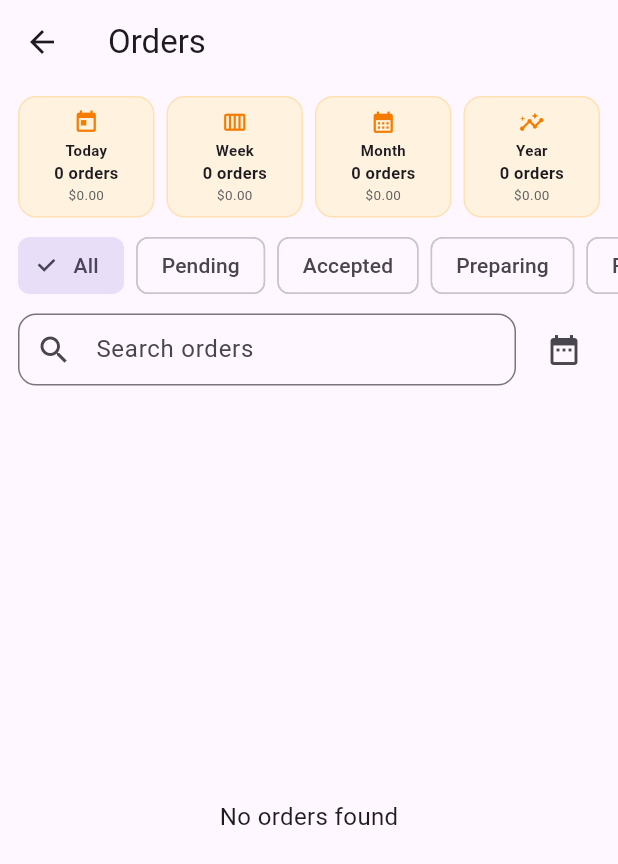
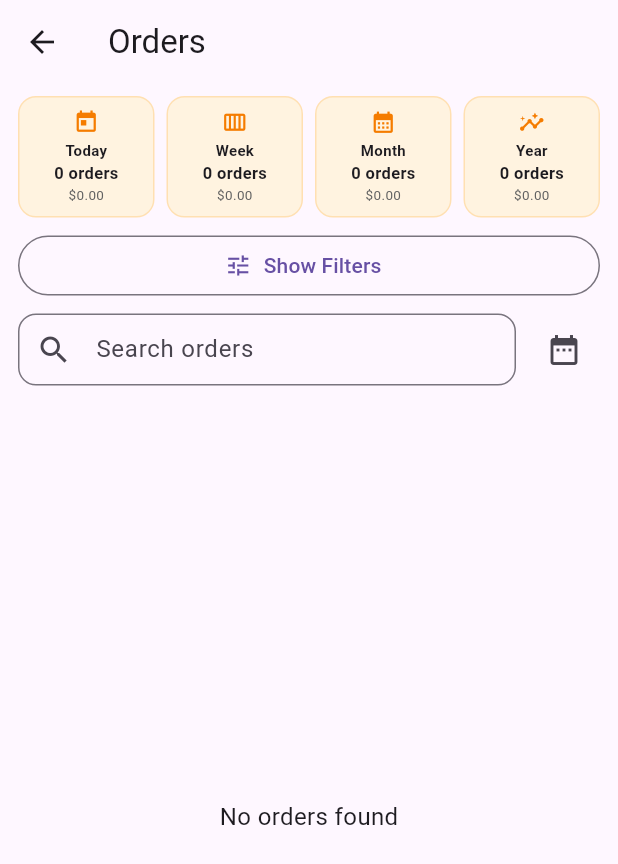
Before and after one commit to mapmybite/mapmybite, a Flutter app: the OrdersPage screen opened directly, on a phone screen of 412 x 824 dp. Shown: the top 864 px of the screen. Run offline on Flutter 3.47's test engine with Material 3 defaults, Android fonts, the phone set to English and light mode, and no system bars; our stand-ins replace flutter_local_notifications, geocoding, geolocator, google_maps_flutter, image_picker, share_plus and 1 more.

Commit message:
Add collapsible order filters

```diff
--- a/lib/orders_page.dart
+++ b/lib/orders_page.dart
@@ -14,6 +14,7 @@ class OrdersPage extends StatefulWidget {
 }
 
 class _OrdersPageState extends State<OrdersPage> {
+  bool _showFilters = false;
   String _selectedStatusFilter = 'All';
   final TextEditingController _searchController = TextEditingController();
   String _searchQuery = '';
@@ -995,6 +996,30 @@ class _OrdersPageState extends State<OrdersPage> {
 
           const SizedBox(height: 8),
 
+          Padding(
+            padding: const EdgeInsets.symmetric(horizontal: 12),
+            child: Row(
+              children: [
+                Expanded(
+                  child: OutlinedButton.icon(
+                    onPressed: () {
+                      setState(() {
+                        _showFilters = !_showFilters;
+                      });
+                    },
+                    icon: Icon(
+                      _showFilters ? Icons.expand_less : Icons.tune,
+                      size: 18,
+                    ),
+                    label: Text(_showFilters ? 'Hide Filters' : 'Show Filters'),
+                  ),
+                ),
+              ],
+            ),
+          ),
+
+          if (_showFilters) ...[
+            const SizedBox(height: 8),
             SingleChildScrollView(
               scrollDirection: Axis.horizontal,
               padding: const EdgeInsets.symmetric(horizontal: 12),
@@ -1009,6 +1034,7 @@ class _OrdersPageState extends State<OrdersPage> {
                 ],
               ),
             ),
+          ],
 
           const SizedBox(height: 8),
 
```
Lines whose indentation alone changed are shown as unchanged.
